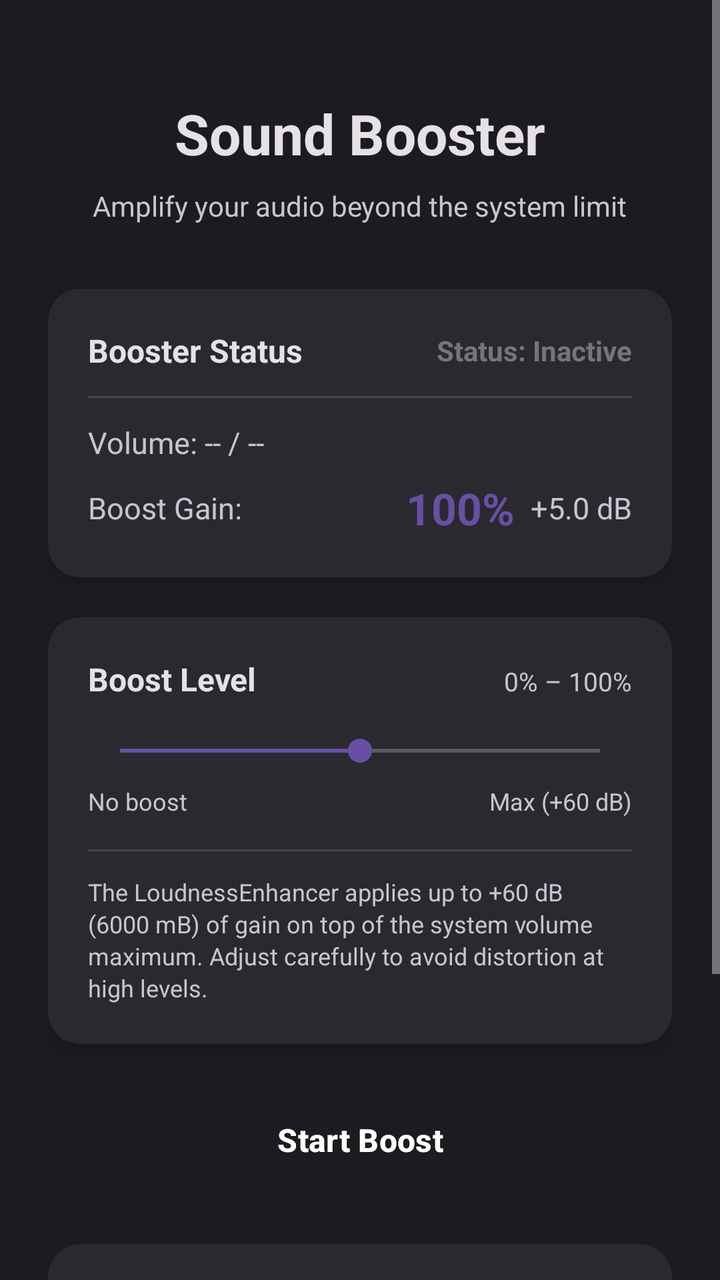
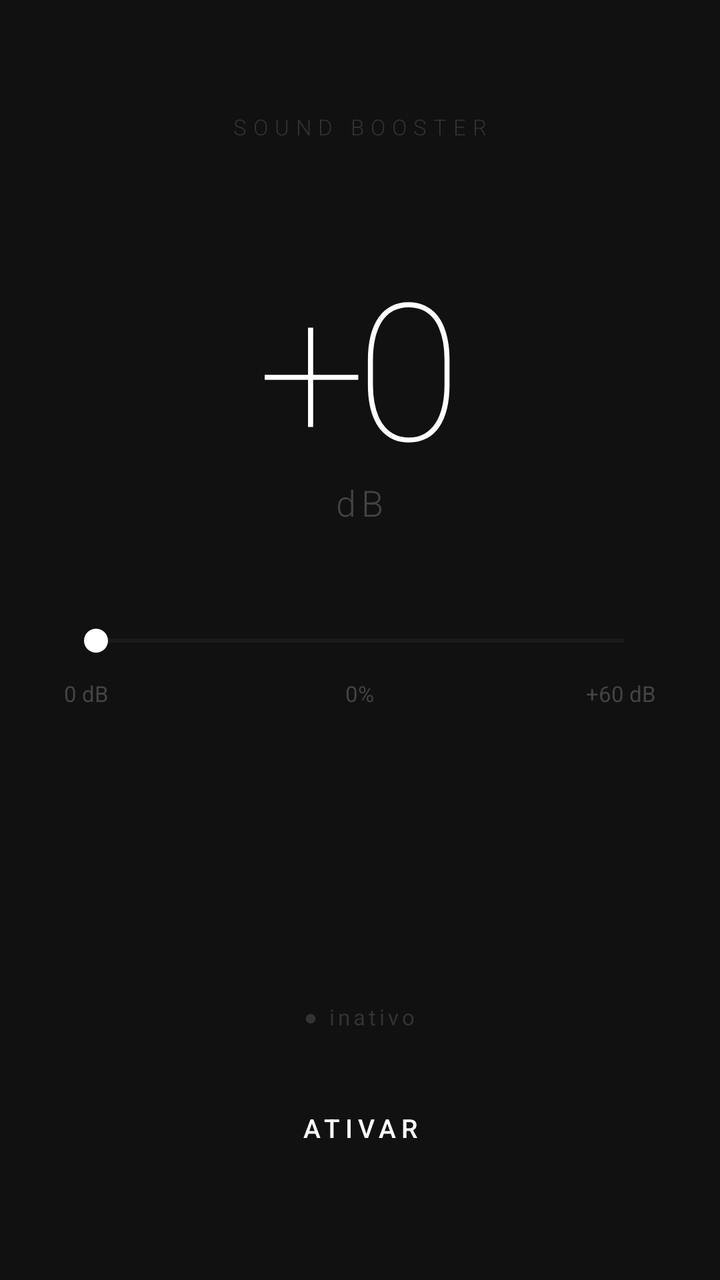

The first picture is an Android layout as it rendered before a commit; the second is the same layout after the commit. The layout source and the unified diff follow.
<!-- AndroidManifest.xml: application theme Theme.SoundBooster -->
<!-- res/layout/activity_main.xml -->
<?xml version="1.0" encoding="utf-8"?>
<ScrollView xmlns:android="http://schemas.android.com/apk/res/android"
    xmlns:app="http://schemas.android.com/apk/res-auto"
    xmlns:tools="http://schemas.android.com/tools"
    android:layout_width="match_parent"
    android:layout_height="match_parent"
    android:fillViewport="true"
    android:background="@color/background"
    tools:context=".MainActivity">

    <LinearLayout
        android:layout_width="match_parent"
        android:layout_height="wrap_content"
        android:orientation="vertical"
        android:padding="24dp"
        android:gravity="center_horizontal">

        
        <TextView
            android:layout_width="wrap_content"
            android:layout_height="wrap_content"
            android:text="@string/app_name"
            android:textSize="28sp"
            android:textStyle="bold"
            android:textColor="@color/text_primary"
            android:layout_marginTop="24dp"
            android:layout_marginBottom="8dp" />

        <TextView
            android:layout_width="wrap_content"
            android:layout_height="wrap_content"
            android:text="Amplify your audio beyond the system limit"
            android:textSize="14sp"
            android:textColor="@color/text_secondary"
            android:layout_marginBottom="32dp" />

        
        <androidx.cardview.widget.CardView
            android:layout_width="match_parent"
            android:layout_height="wrap_content"
            app:cardCornerRadius="16dp"
            app:cardBackgroundColor="@color/card_background"
            app:cardElevation="4dp"
            android:layout_marginBottom="20dp">

            <LinearLayout
                android:layout_width="match_parent"
                android:layout_height="wrap_content"
                android:orientation="vertical"
                android:padding="20dp">

                <LinearLayout
                    android:layout_width="match_parent"
                    android:layout_height="wrap_content"
                    android:orientation="horizontal"
                    android:gravity="center_vertical"
                    android:layout_marginBottom="12dp">

                    <TextView
                        android:layout_width="0dp"
                        android:layout_height="wrap_content"
                        android:layout_weight="1"
                        android:text="Booster Status"
                        android:textSize="16sp"
                        android:textStyle="bold"
                        android:textColor="@color/text_primary" />

                    <TextView
                        android:id="@+id/tvStatus"
                        android:layout_width="wrap_content"
                        android:layout_height="wrap_content"
                        android:text="Status: Inactive"
                        android:textSize="14sp"
                        android:textColor="@color/status_inactive"
                        android:textStyle="bold" />

                </LinearLayout>

                <View
                    android:layout_width="match_parent"
                    android:layout_height="1dp"
                    android:background="@color/divider"
                    android:layout_marginBottom="12dp" />

                <TextView
                    android:id="@+id/tvCurrentVolume"
                    android:layout_width="wrap_content"
                    android:layout_height="wrap_content"
                    android:text="Volume: -- / --"
                    android:textSize="15sp"
                    android:textColor="@color/text_secondary"
                    android:layout_marginBottom="4dp" />

                <LinearLayout
                    android:layout_width="match_parent"
                    android:layout_height="wrap_content"
                    android:orientation="horizontal"
                    android:gravity="center_vertical"
                    android:layout_marginTop="4dp">

                    <TextView
                        android:layout_width="0dp"
                        android:layout_height="wrap_content"
                        android:layout_weight="1"
                        android:text="Boost Gain:"
                        android:textSize="15sp"
                        android:textColor="@color/text_secondary" />

                    <TextView
                        android:id="@+id/tvBoostPercent"
                        android:layout_width="wrap_content"
                        android:layout_height="wrap_content"
                        android:text="100%"
                        android:textSize="22sp"
                        android:textStyle="bold"
                        android:textColor="@color/accent"
                        android:layout_marginEnd="8dp" />

                    <TextView
                        android:id="@+id/tvBoostDb"
                        android:layout_width="wrap_content"
                        android:layout_height="wrap_content"
                        android:text="+5.0 dB"
                        android:textSize="15sp"
                        android:textColor="@color/text_secondary" />

                </LinearLayout>

            </LinearLayout>
        </androidx.cardview.widget.CardView>

        
        <androidx.cardview.widget.CardView
            android:layout_width="match_parent"
            android:layout_height="wrap_content"
            app:cardCornerRadius="16dp"
            app:cardBackgroundColor="@color/card_background"
            app:cardElevation="4dp"
            android:layout_marginBottom="20dp">

            <LinearLayout
                android:layout_width="match_parent"
                android:layout_height="wrap_content"
                android:orientation="vertical"
                android:padding="20dp">

                <LinearLayout
                    android:layout_width="match_parent"
                    android:layout_height="wrap_content"
                    android:orientation="horizontal"
                    android:layout_marginBottom="8dp">

                    <TextView
                        android:layout_width="0dp"
                        android:layout_height="wrap_content"
                        android:layout_weight="1"
                        android:text="Boost Level"
                        android:textSize="16sp"
                        android:textStyle="bold"
                        android:textColor="@color/text_primary" />

                    <TextView
                        android:layout_width="wrap_content"
                        android:layout_height="wrap_content"
                        android:text="0%"
                        android:textSize="13sp"
                        android:textColor="@color/text_secondary" />

                    <TextView
                        android:layout_width="wrap_content"
                        android:layout_height="wrap_content"
                        android:text=" – 100%"
                        android:textSize="13sp"
                        android:textColor="@color/text_secondary" />

                </LinearLayout>

                <SeekBar
                    android:id="@+id/sbBoost"
                    android:layout_width="match_parent"
                    android:layout_height="wrap_content"
                    android:max="100"
                    android:progress="50"
                    android:progressTint="@color/accent"
                    android:thumbTint="@color/accent"
                    android:layout_marginTop="8dp"
                    android:layout_marginBottom="8dp" />

                <LinearLayout
                    android:layout_width="match_parent"
                    android:layout_height="wrap_content"
                    android:orientation="horizontal">

                    <TextView
                        android:layout_width="0dp"
                        android:layout_height="wrap_content"
                        android:layout_weight="1"
                        android:text="No boost"
                        android:textSize="12sp"
                        android:textColor="@color/text_secondary" />

                    <TextView
                        android:layout_width="wrap_content"
                        android:layout_height="wrap_content"
                        android:text="Max (+60 dB)"
                        android:textSize="12sp"
                        android:textColor="@color/text_secondary" />

                </LinearLayout>

                <View
                    android:layout_width="match_parent"
                    android:layout_height="1dp"
                    android:background="@color/divider"
                    android:layout_marginTop="16dp"
                    android:layout_marginBottom="12dp" />

                <TextView
                    android:layout_width="match_parent"
                    android:layout_height="wrap_content"
                    android:text="The LoudnessEnhancer applies up to +60 dB (6000 mB) of gain on top of the system volume maximum. Adjust carefully to avoid distortion at high levels."
                    android:textSize="12sp"
                    android:textColor="@color/text_secondary"
                    android:lineSpacingExtra="2dp" />

            </LinearLayout>
        </androidx.cardview.widget.CardView>

        
        <Button
            android:id="@+id/btnToggle"
            android:layout_width="match_parent"
            android:layout_height="56dp"
            android:text="Start Boost"
            android:textSize="16sp"
            android:textStyle="bold"
            android:textColor="@color/button_text"
            android:backgroundTint="@color/toggle_on"
            android:layout_marginBottom="24dp"
            style="@style/Widget.Material3.Button" />

        
        <androidx.cardview.widget.CardView
            android:layout_width="match_parent"
            android:layout_height="wrap_content"
            app:cardCornerRadius="16dp"
            app:cardBackgroundColor="@color/card_background"
            app:cardElevation="4dp"
            android:layout_marginBottom="32dp">

            <LinearLayout
                android:layout_width="match_parent"
                android:layout_height="wrap_content"
                android:orientation="vertical"
                android:padding="20dp">

                <TextView
                    android:layout_width="wrap_content"
                    android:layout_height="wrap_content"
                    android:text="How it works"
                    android:textSize="15sp"
                    android:textStyle="bold"
                    android:textColor="@color/text_primary"
                    android:layout_marginBottom="8dp" />

                <TextView
                    android:layout_width="match_parent"
                    android:layout_height="wrap_content"
                    android:text="• Sets system media volume to maximum\n• Applies Android LoudnessEnhancer effect\n• Runs as a foreground service while active\n• Effect is applied to the global audio mix\n• Works with music, video, and other media"
                    android:textSize="13sp"
                    android:textColor="@color/text_secondary"
                    android:lineSpacingExtra="4dp" />

            </LinearLayout>
        </androidx.cardview.widget.CardView>

    </LinearLayout>
</ScrollView>
<!-- resources referenced by this layout -->
<resources>
  <color name="accent">#6750A4</color>
  <color name="background">#1C1B1F</color>
  <color name="button_text">#FFFFFF</color>
  <color name="card_background">#2B2930</color>
  <color name="divider">#49454F</color>
  <color name="status_inactive">#78747E</color>
  <color name="text_primary">#E6E1E5</color>
  <color name="text_secondary">#CAC4D0</color>
  <color name="toggle_on">#6750A4</color>
  <string name="app_name">Sound Booster</string>
  <style name="Theme.SoundBooster" parent="Theme.Material3.Dark.NoActionBar">
          <item name="colorPrimary">@color/accent</item>
          <item name="colorPrimaryVariant">@color/accent_variant</item>
          <item name="colorOnPrimary">@color/on_accent</item>
          <item name="colorSecondary">@color/accent_variant</item>
          <item name="colorOnSecondary">@color/on_accent</item>
          <item name="android:colorBackground">@color/background</item>
          <item name="colorSurface">@color/card_background</item>
          <item name="android:statusBarColor">@color/background</item>
          <item name="android:navigationBarColor">@color/background</item>
          <item name="android:windowLightStatusBar">false</item>
      </style>
  <color name="accent_variant">#9A82DB</color>
  <color name="on_accent">#FFFFFF</color>
</resources>

<!-- the commit's change to res/layout/activity_main.xml (unified diff, before → after) -->
@@ -1,278 +1,122 @@
 <?xml version="1.0" encoding="utf-8"?>
-<ScrollView xmlns:android="http://schemas.android.com/apk/res/android"
-    xmlns:app="http://schemas.android.com/apk/res-auto"
-    xmlns:tools="http://schemas.android.com/tools"
+<LinearLayout xmlns:android="http://schemas.android.com/apk/res/android"
     android:layout_width="match_parent"
     android:layout_height="match_parent"
-    android:fillViewport="true"
     android:background="@color/background"
-    tools:context=".MainActivity">
+    android:orientation="vertical"
+    android:gravity="center_horizontal"
+    android:paddingStart="32dp"
+    android:paddingEnd="32dp">
 
+    
+    <TextView
+        android:layout_width="wrap_content"
+        android:layout_height="wrap_content"
+        android:layout_marginTop="56dp"
+        android:text="SOUND BOOSTER"
+        android:textSize="11sp"
+        android:letterSpacing="0.3"
+        android:textColor="@color/text_label"
+        android:fontFamily="sans-serif-light" />
+
+    
+    <TextView
+        android:id="@+id/tvBoostDb"
+        android:layout_width="wrap_content"
+        android:layout_height="wrap_content"
+        android:layout_marginTop="48dp"
+        android:text="+0"
+        android:textSize="96sp"
+        android:textColor="@color/text_primary"
+        android:fontFamily="sans-serif-thin"
+        android:letterSpacing="-0.05"
+        android:lineSpacingExtra="0dp" />
+
+    
+    <TextView
+        android:layout_width="wrap_content"
+        android:layout_height="wrap_content"
+        android:text="dB"
+        android:textSize="18sp"
+        android:letterSpacing="0.15"
+        android:textColor="@color/text_secondary"
+        android:fontFamily="sans-serif-light"
+        android:layout_marginTop="-8dp" />
+
+    
+    <SeekBar
+        android:id="@+id/sbBoost"
+        android:layout_width="match_parent"
+        android:layout_height="wrap_content"
+        android:layout_marginTop="48dp"
+        android:max="100"
+        android:progress="0"
+        android:progressTint="@color/text_primary"
+        android:progressBackgroundTint="@color/slider_track"
+        android:thumbTint="@color/text_primary" />
+
+    
     <LinearLayout
         android:layout_width="match_parent"
         android:layout_height="wrap_content"
-        android:orientation="vertical"
-        android:padding="24dp"
-        android:gravity="center_horizontal">
+        android:orientation="horizontal"
+        android:layout_marginTop="10dp">
 
-        
         <TextView
+            android:layout_width="0dp"
+            android:layout_height="wrap_content"
+            android:layout_weight="1"
+            android:text="0 dB"
+            android:textSize="11sp"
+            android:textColor="@color/text_secondary" />
+
+        <TextView
+            android:id="@+id/tvBoostPercent"
             android:layout_width="wrap_content"
             android:layout_height="wrap_content"
-            android:text="@string/app_name"
-            android:textSize="28sp"
-            android:textStyle="bold"
-            android:textColor="@color/text_primary"
-            android:layout_marginTop="24dp"
-            android:layout_marginBottom="8dp" />
+            android:text="0%"
+            android:textSize="11sp"
+            android:textColor="@color/text_secondary" />
 
         <TextView
-            android:layout_width="wrap_content"
+            android:layout_width="0dp"
             android:layout_height="wrap_content"
-            android:text="Amplify your audio beyond the system limit"
-            android:textSize="14sp"
+            android:layout_weight="1"
+            android:text="+60 dB"
+            android:textSize="11sp"
             android:textColor="@color/text_secondary"
-            android:layout_marginBottom="32dp" />
-
-        
-        <androidx.cardview.widget.CardView
-            android:layout_width="match_parent"
-            android:layout_height="wrap_content"
-            app:cardCornerRadius="16dp"
-            app:cardBackgroundColor="@color/card_background"
-            app:cardElevation="4dp"
-            android:layout_marginBottom="20dp">
-
-            <LinearLayout
-                android:layout_width="match_parent"
-                android:layout_height="wrap_content"
-                android:orientation="vertical"
-                android:padding="20dp">
-
-                <LinearLayout
-                    android:layout_width="match_parent"
-                    android:layout_height="wrap_content"
-                    android:orientation="horizontal"
-                    android:gravity="center_vertical"
-                    android:layout_marginBottom="12dp">
-
-                    <TextView
-                        android:layout_width="0dp"
-                        android:layout_height="wrap_content"
-                        android:layout_weight="1"
-                        android:text="Booster Status"
-                        android:textSize="16sp"
-                        android:textStyle="bold"
-                        android:textColor="@color/text_primary" />
-
-                    <TextView
-                        android:id="@+id/tvStatus"
-                        android:layout_width="wrap_content"
-                        android:layout_height="wrap_content"
-                        android:text="Status: Inactive"
-                        android:textSize="14sp"
-                        android:textColor="@color/status_inactive"
-                        android:textStyle="bold" />
-
-                </LinearLayout>
-
-                <View
-                    android:layout_width="match_parent"
-                    android:layout_height="1dp"
-                    android:background="@color/divider"
-                    android:layout_marginBottom="12dp" />
-
-                <TextView
-                    android:id="@+id/tvCurrentVolume"
-                    android:layout_width="wrap_content"
-                    android:layout_height="wrap_content"
-                    android:text="Volume: -- / --"
-                    android:textSize="15sp"
-                    android:textColor="@color/text_secondary"
-                    android:layout_marginBottom="4dp" />
-
-                <LinearLayout
-                    android:layout_width="match_parent"
-                    android:layout_height="wrap_content"
-                    android:orientation="horizontal"
-                    android:gravity="center_vertical"
-                    android:layout_marginTop="4dp">
-
-                    <TextView
-                        android:layout_width="0dp"
-                        android:layout_height="wrap_content"
-                        android:layout_weight="1"
-                        android:text="Boost Gain:"
-                        android:textSize="15sp"
-                        android:textColor="@color/text_secondary" />
-
-                    <TextView
-                        android:id="@+id/tvBoostPercent"
-                        android:layout_width="wrap_content"
-                        android:layout_height="wrap_content"
-                        android:text="100%"
-                        android:textSize="22sp"
-                        android:textStyle="bold"
-                        android:textColor="@color/accent"
-                        android:layout_marginEnd="8dp" />
-
-                    <TextView
-                        android:id="@+id/tvBoostDb"
-                        android:layout_width="wrap_content"
-                        android:layout_height="wrap_content"
-                        android:text="+5.0 dB"
-                        android:textSize="15sp"
-                        android:textColor="@color/text_secondary" />
-
-                </LinearLayout>
-
-            </LinearLayout>
-        </androidx.cardview.widget.CardView>
-
-        
-        <androidx.cardview.widget.CardView
-            android:layout_width="match_parent"
-            android:layout_height="wrap_content"
-            app:cardCornerRadius="16dp"
-            app:cardBackgroundColor="@color/card_background"
-            app:cardElevation="4dp"
-            android:layout_marginBottom="20dp">
-
-            <LinearLayout
-                android:layout_width="match_parent"
-                android:layout_height="wrap_content"
-                android:orientation="vertical"
-                android:padding="20dp">
-
-                <LinearLayout
-                    android:layout_width="match_parent"
-                    android:layout_height="wrap_content"
-                    android:orientation="horizontal"
-                    android:layout_marginBottom="8dp">
-
-                    <TextView
-                        android:layout_width="0dp"
-                        android:layout_height="wrap_content"
-                        android:layout_weight="1"
-                        android:text="Boost Level"
-                        android:textSize="16sp"
-                        android:textStyle="bold"
-                        android:textColor="@color/text_primary" />
-
-                    <TextView
-                        android:layout_width="wrap_content"
-                        android:layout_height="wrap_content"
-                        android:text="0%"
-                        android:textSize="13sp"
-                        android:textColor="@color/text_secondary" />
-
-                    <TextView
-                        android:layout_width="wrap_content"
-                        android:layout_height="wrap_content"
-                        android:text=" – 100%"
-                        android:textSize="13sp"
-                        android:textColor="@color/text_secondary" />
-
-                </LinearLayout>
-
-                <SeekBar
-                    android:id="@+id/sbBoost"
-                    android:layout_width="match_parent"
-                    android:layout_height="wrap_content"
-                    android:max="100"
-                    android:progress="50"
-                    android:progressTint="@color/accent"
-                    android:thumbTint="@color/accent"
-                    android:layout_marginTop="8dp"
-                    android:layout_marginBottom="8dp" />
-
-                <LinearLayout
-                    android:layout_width="match_parent"
-                    android:layout_height="wrap_content"
-                    android:orientation="horizontal">
-
-                    <TextView
-                        android:layout_width="0dp"
-                        android:layout_height="wrap_content"
-                        android:layout_weight="1"
-                        android:text="No boost"
-                        android:textSize="12sp"
-                        android:textColor="@color/text_secondary" />
-
-                    <TextView
-                        android:layout_width="wrap_content"
-                        android:layout_height="wrap_content"
-                        android:text="Max (+60 dB)"
-                        android:textSize="12sp"
-                        android:textColor="@color/text_secondary" />
-
-                </LinearLayout>
-
-                <View
-                    android:layout_width="match_parent"
-                    android:layout_height="1dp"
-                    android:background="@color/divider"
-                    android:layout_marginTop="16dp"
-                    android:layout_marginBottom="12dp" />
-
-                <TextView
-                    android:layout_width="match_parent"
-                    android:layout_height="wrap_content"
-                    android:text="The LoudnessEnhancer applies up to +60 dB (6000 mB) of gain on top of the system volume maximum. Adjust carefully to avoid distortion at high levels."
-                    android:textSize="12sp"
-                    android:textColor="@color/text_secondary"
-                    android:lineSpacingExtra="2dp" />
-
-            </LinearLayout>
-        </androidx.cardview.widget.CardView>
-
-        
-        <Button
-            android:id="@+id/btnToggle"
-            android:layout_width="match_parent"
-            android:layout_height="56dp"
-            android:text="Start Boost"
-            android:textSize="16sp"
-            android:textStyle="bold"
-            android:textColor="@color/button_text"
-            android:backgroundTint="@color/toggle_on"
-            android:layout_marginBottom="24dp"
-            style="@style/Widget.Material3.Button" />
-
-        
-        <androidx.cardview.widget.CardView
-            android:layout_width="match_parent"
-            android:layout_height="wrap_content"
-            app:cardCornerRadius="16dp"
-            app:cardBackgroundColor="@color/card_background"
-            app:cardElevation="4dp"
-            android:layout_marginBottom="32dp">
-
-            <LinearLayout
-                android:layout_width="match_parent"
-                android:layout_height="wrap_content"
-                android:orientation="vertical"
-                android:padding="20dp">
-
-                <TextView
-                    android:layout_width="wrap_content"
-                    android:layout_height="wrap_content"
-                    android:text="How it works"
-                    android:textSize="15sp"
-                    android:textStyle="bold"
-                    android:textColor="@color/text_primary"
-                    android:layout_marginBottom="8dp" />
-
-                <TextView
-                    android:layout_width="match_parent"
-                    android:layout_height="wrap_content"
-                    android:text="• Sets system media volume to maximum\n• Applies Android LoudnessEnhancer effect\n• Runs as a foreground service while active\n• Effect is applied to the global audio mix\n• Works with music, video, and other media"
-                    android:textSize="13sp"
-                    android:textColor="@color/text_secondary"
-                    android:lineSpacingExtra="4dp" />
-
-            </LinearLayout>
-        </androidx.cardview.widget.CardView>
+            android:gravity="end" />
 
     </LinearLayout>
-</ScrollView>
+
+    
+    <View
+        android:layout_width="match_parent"
+        android:layout_height="0dp"
+        android:layout_weight="1" />
+
+    
+    <TextView
+        android:id="@+id/tvStatus"
+        android:layout_width="wrap_content"
+        android:layout_height="wrap_content"
+        android:layout_marginBottom="20dp"
+        android:text="● inativo"
+        android:textSize="11sp"
+        android:letterSpacing="0.15"
+        android:textColor="@color/status_inactive" />
+
+    
+    <Button
+        android:id="@+id/btnToggle"
+        android:layout_width="match_parent"
+        android:layout_height="56dp"
+        android:layout_marginBottom="48dp"
+        android:text="ATIVAR"
+        android:textSize="13sp"
+        android:letterSpacing="0.2"
+        android:textColor="@color/text_primary"
+        android:backgroundTint="@color/background"
+        style="@style/Widget.Material3.Button.OutlinedButton" />
+
+</LinearLayout>
<!-- resource entries referenced after the edit -->
@@ -1,15 +1,11 @@
 <!-- resources referenced by this layout -->
 <resources>
-  <color name="accent">#6750A4</color>
-  <color name="background">#1C1B1F</color>
-  <color name="button_text">#FFFFFF</color>
-  <color name="card_background">#2B2930</color>
-  <color name="divider">#49454F</color>
-  <color name="status_inactive">#78747E</color>
-  <color name="text_primary">#E6E1E5</color>
-  <color name="text_secondary">#CAC4D0</color>
-  <color name="toggle_on">#6750A4</color>
-  <string name="app_name">Sound Booster</string>
+  <color name="background">#111111</color>
+  <color name="slider_track">#333333</color>
+  <color name="status_inactive">#333333</color>
+  <color name="text_label">#333333</color>
+  <color name="text_primary">#FFFFFF</color>
+  <color name="text_secondary">#444444</color>
   <style name="Theme.SoundBooster" parent="Theme.Material3.Dark.NoActionBar">
           <item name="colorPrimary">@color/accent</item>
           <item name="colorPrimaryVariant">@color/accent_variant</item>
@@ -22,7 +18,9 @@
           <item name="android:navigationBarColor">@color/background</item>
           <item name="android:windowLightStatusBar">false</item>
       </style>
-  <color name="accent_variant">#9A82DB</color>
-  <color name="on_accent">#FFFFFF</color>
+  <color name="accent">#FFFFFF</color>
+  <color name="accent_variant">#FFFFFF</color>
+  <color name="on_accent">#000000</color>
+  <color name="card_background">#111111</color>
 </resources>
 
